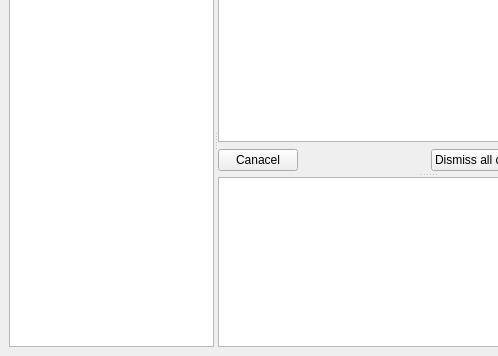
Before: the Qt Designer form eduversum/src/eduversum.ui in fullstory-morgue/eduversum, drawn with Qt 5; both pictures show x 0 to 498 and y 96 to 452 of the 647 by 452 pixel window.
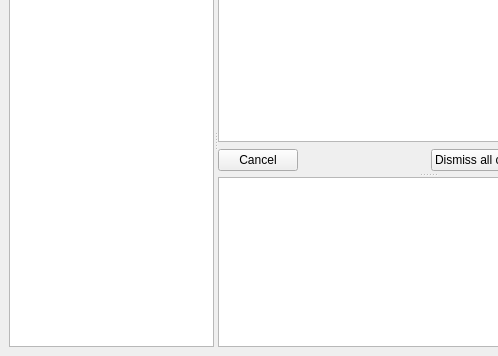
After: the same form once the commit is applied. The open tabs and pages were chosen to show the change.

What changed in the file:
```diff
--- a/eduversum/src/eduversum.ui
+++ b/eduversum/src/eduversum.ui
@@ -237,7 +237,7 @@
                 <item row="0" column="0" >
                  <widget class="QPushButton" name="cancelChangesPushButton" >
                   <property name="text" >
-                   <string>Canacel</string>
+                   <string>Cancel</string>
                   </property>
                   <property name="checkable" >
                    <bool>false</bool>
```
